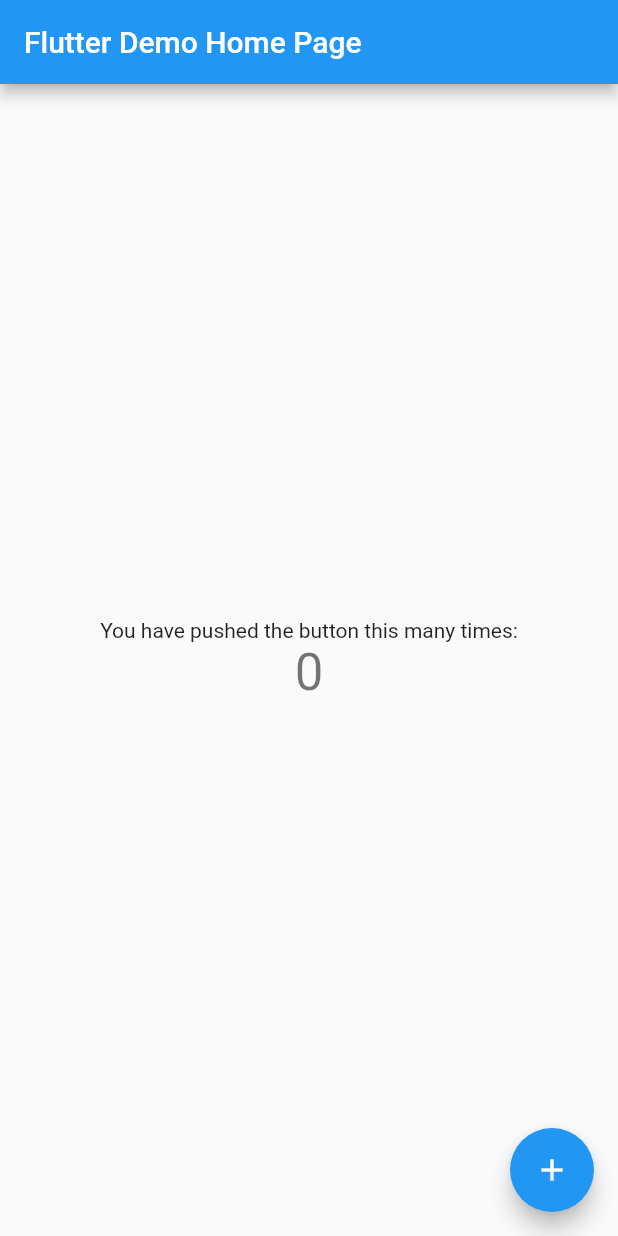
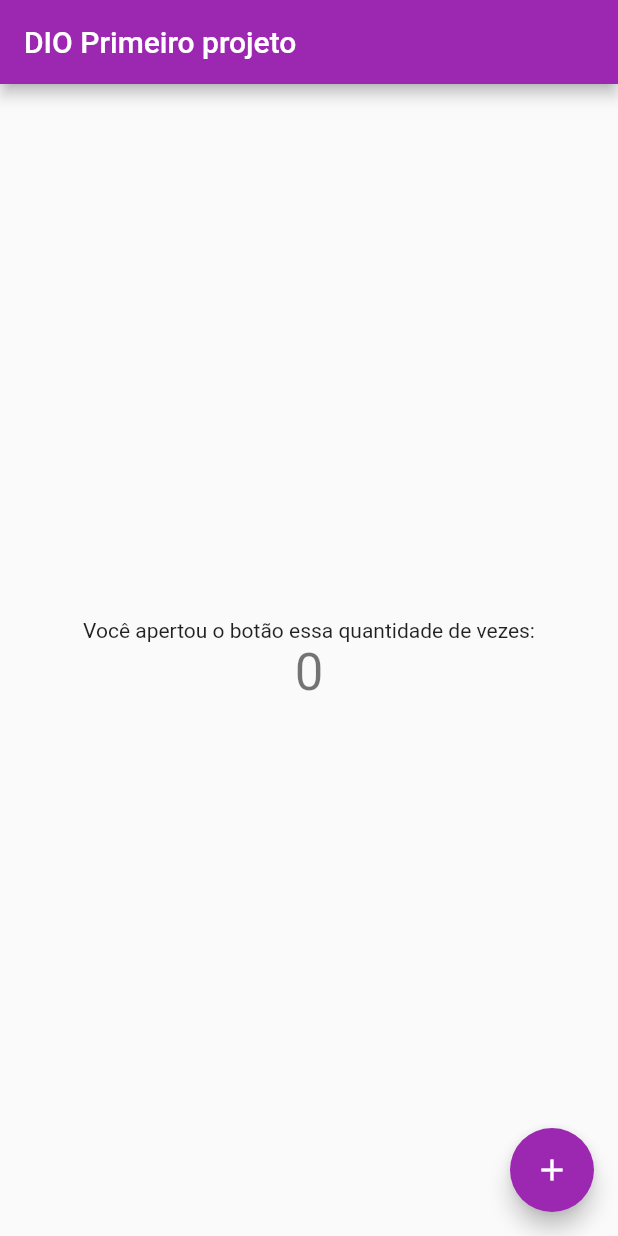
Before and after one commit to marconetsf/myappflutter, a Flutter app: the screen it shows after launch, on a phone screen of 412 x 824 dp. Run offline on Flutter 3.47's test engine with Material 2 defaults, Android fonts, the phone set to English and light mode, and no system bars.

Commit message:
Modificações simples

```diff
--- a/lib/main.dart
+++ b/lib/main.dart
@@ -22,9 +22,9 @@ class MyApp extends StatelessWidget {
         // or simply save your changes to "hot reload" in a Flutter IDE).
         // Notice that the counter didn't reset back to zero; the application
         // is not restarted.
-        primarySwatch: Colors.blue,
+        primarySwatch: Colors.purple,
       ),
-      home: const MyHomePage(title: 'Flutter Demo Home Page'),
+      home: const MyHomePage(title: 'DIO Primeiro projeto'),
     );
   }
 }
@@ -96,7 +96,7 @@ class _MyHomePageState extends State<MyHomePage> {
           mainAxisAlignment: MainAxisAlignment.center,
           children: <Widget>[
             const Text(
-              'You have pushed the button this many times:',
+              'Você apertou o botão essa quantidade de vezes:',
             ),
             Text(
               '$_counter',
@@ -107,7 +107,7 @@ class _MyHomePageState extends State<MyHomePage> {
       ),
       floatingActionButton: FloatingActionButton(
         onPressed: _incrementCounter,
-        tooltip: 'Increment',
+        tooltip: 'Incrementar',
         child: const Icon(Icons.add),
       ), // This trailing comma makes auto-formatting nicer for build methods.
     );
```
